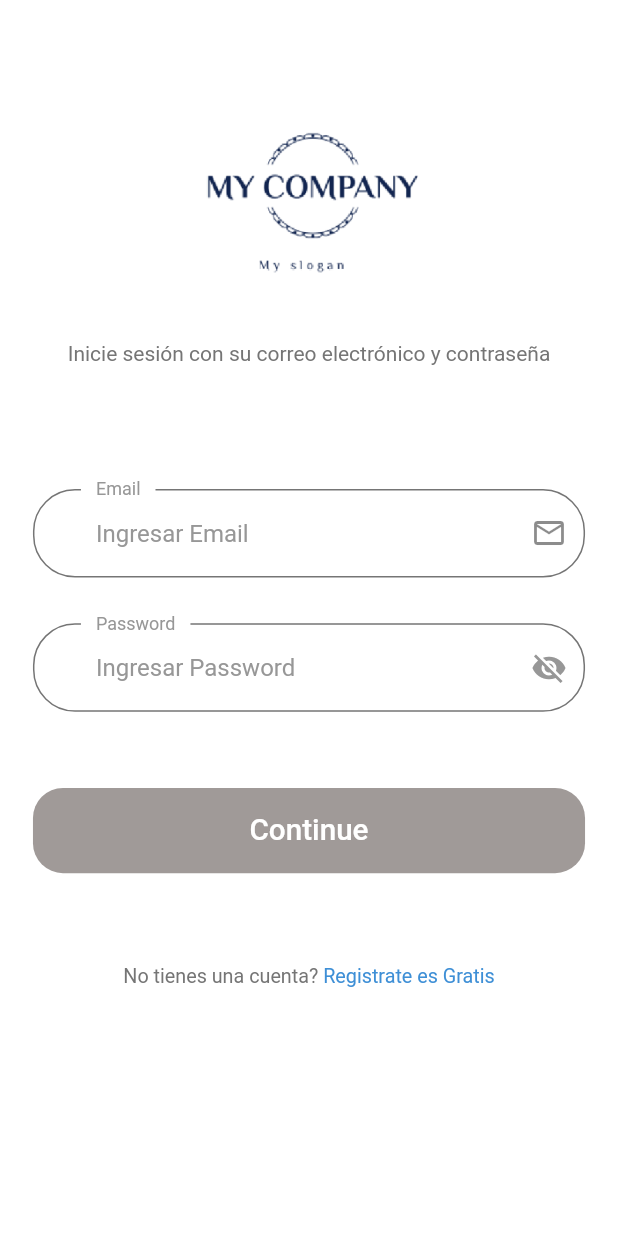
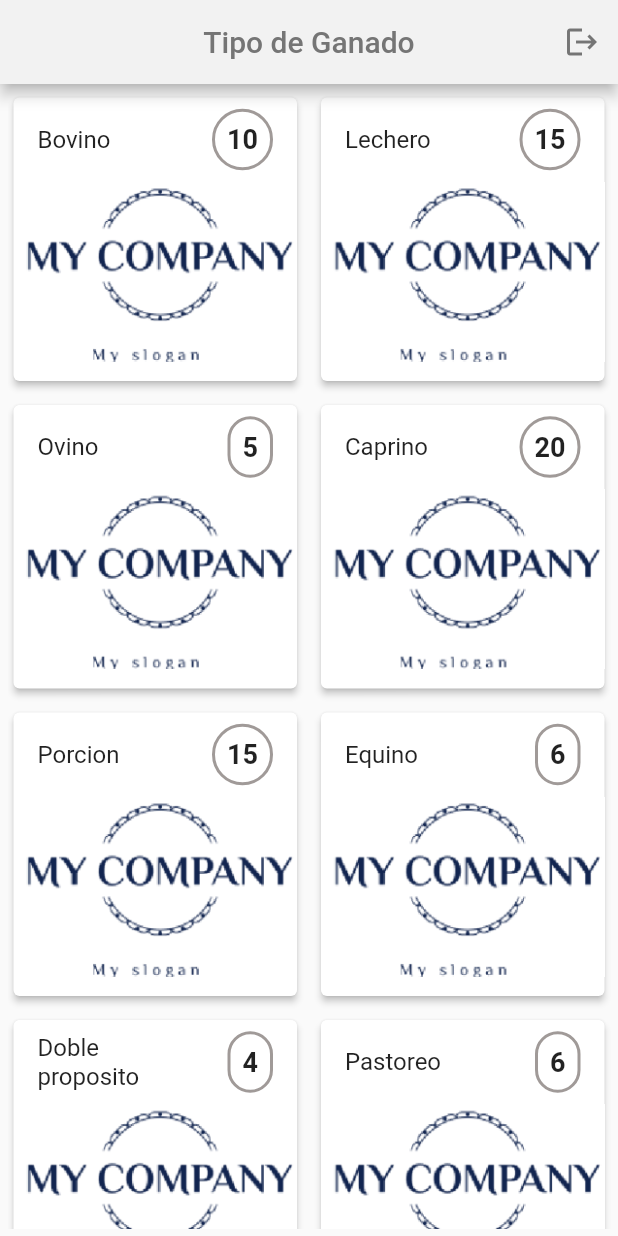
Before and after one commit to enu-44/agropecuaria-flutter-app, a Flutter app: the screen it shows after launch, on a phone screen of 412 x 824 dp. Run offline on Flutter 3.47's test engine with Material 2 defaults, Android fonts, the phone set to English and light mode, and no system bars; our stand-ins replace bloc, equatable, flutter_bloc, flutter_svg, fluttertoast, get_it and 2 more; missing offline and left inert: dart:ffi; Roboto replaces fonts that are missing (Muli).

Commit message:
design stage one , missing form design

```diff
--- a/lib/consts.dart
+++ b/lib/consts.dart
@@ -10,7 +10,7 @@ class Palette {
   static const Color googleColor = Color(0xFFDE4B39);
   static const Color backgroundColor = Color.fromARGB(255, 160, 154, 152);
   static const Color backgroundColorSecondary = Color.fromARGB(255, 62, 143, 214);
-  static const kSecondaryColor = Color(0xFF979797);
+  static const kSecondaryColor = Color.fromARGB(255, 242, 242, 242);
   static const kTextColor = Color(0xFF757575);
 }
 
@@ -42,6 +42,7 @@ class PageConst {
   static const String RegisterPage = "signUpScreen";
   static const String RoutesPage = "routesScreen";
   static const String TaskPage = "TaskScreen";
+  static const String Main = "MainCattleScreen";
 }
 
 class FirebaseConst {
--- /dev/null
+++ b/lib/features/presentation/pages/home/components/card_item.dart
@@ -0,0 +1,63 @@
+
+import 'package:agropecuariosapp/consts.dart';
+import 'package:flutter/material.dart';
+
+class CustomCard extends StatelessWidget {
+  final String title;
+  final int count;
+  final String imageUrl;
+  final VoidCallback onTap;
+
+  const CustomCard({
+    Key? key,
+    required this.title,
+    required this.count,
+    required this.imageUrl,
+    required this.onTap,
+  }) : super(key: key);
+
+  @override
+  Widget build(BuildContext context) {
+    return SizedBox(
+      width: 400,
+      height: 150,
+      child: Card(
+        elevation: 2,
+        child: Column(
+          children: [
+            ListTile(
+              title: Text(title),
+              trailing:  Container(
+                padding: const EdgeInsets.all(8.0),
+                decoration: BoxDecoration(
+                  border: Border.all(
+                    color: Palette.backgroundColor,
+                    width: 2.0,
+                  ),
+                  borderRadius: BorderRadius.circular(50.0), // Radio de la esquina
+                ),
+                child: Text(
+                  count.toString(),
+                  style: const TextStyle(fontSize: 18, fontWeight: FontWeight.bold),
+                ),
+              ),
+            ),
+            GestureDetector(
+              onTap: onTap,
+              child: Container(
+                width: double.infinity,
+                height: 120,
+                decoration: BoxDecoration(
+                  image: DecorationImage(
+                    fit: BoxFit.cover,
+                    image: AssetImage(imageUrl),
+                  ),
+                ),
+              ),
+            ),
+          ],
+        ),
+      ),
+    );
+  }
+}
--- /dev/null
+++ b/lib/features/presentation/pages/home/home_screen.dart
@@ -0,0 +1,65 @@
+import 'package:agropecuariosapp/consts.dart';
+import 'package:agropecuariosapp/features/presentation/pages/home/components/card_item.dart';
+import 'package:agropecuariosapp/features/presentation/widgets/appbar.dart';
+import 'package:flutter/material.dart';
+
+class HomeScreen extends StatefulWidget {
+  const HomeScreen({super.key});
+
+  @override
+  State<HomeScreen> createState() => _HomeScreenState();
+}
+
+class _HomeScreenState extends State<HomeScreen> {
+  final List<Map<String, dynamic>> categories = [
+    {'title': 'Bovino', 'count': 10, 'imageUrl': 'assets/splash/splash1.png'},
+    {'title': 'Lechero', 'count': 15, 'imageUrl': 'assets/splash/splash1.png'},
+    {'title': 'Ovino', 'count': 5, 'imageUrl': 'assets/splash/splash1.png'},
+    {'title': 'Caprino', 'count': 20, 'imageUrl': 'assets/splash/splash1.png'},
+    {'title': 'Porcion', 'count': 15, 'imageUrl': 'assets/splash/splash1.png'},
+    {'title': 'Equino', 'count': 6, 'imageUrl': 'assets/splash/splash1.png'},
+    {
+      'title': 'Doble proposito',
+      'count': 4,
+      'imageUrl': 'assets/splash/splash1.png'
+    },
+    {'title': 'Pastoreo', 'count': 6, 'imageUrl': 'assets/splash/splash1.png'},
+  ];
+
+  @override
+  Widget build(BuildContext context) {
+    return Scaffold(
+      appBar: CustomAppBar(
+        title: 'Tipo de Ganado',
+        onLogoutPressed: () {
+          print('funciona');
+        },
+      ),
+      body: Padding(
+        padding: const EdgeInsets.all(5.0),
+        child: GridView.builder(
+          gridDelegate: const SliverGridDelegateWithFixedCrossAxisCount(
+            crossAxisCount: 2,
+            crossAxisSpacing: 8.0,
+            mainAxisSpacing: 8.0,
+          ),
+          itemCount: categories.length,
+          itemBuilder: (context, index) {
+            return CustomCard(
+              title: categories[index]['title'],
+              count: categories[index]['count'],
+              imageUrl: categories[index]['imageUrl'],
+              onTap: () {
+                  Navigator.pushNamed(
+                    context,
+                    PageConst.Main,
+                    arguments: categories[index]['title'],
+                  );
+              },
+            );
+          },
+        ),
+      ),
+    );
+  }
+}
--- a/lib/features/presentation/pages/splash/splash.dart
+++ b/lib/features/presentation/pages/splash/splash.dart
@@ -1,5 +1,7 @@
 import 'dart:async';
 
+import 'package:agropecuariosapp/features/presentation/pages/home/home_screen.dart';
+import 'package:agropecuariosapp/features/presentation/pages/main/main_screen.dart';
 import 'package:agropecuariosapp/features/presentation/pages/signIn/signin.screen.dart';
 import 'package:flutter/material.dart';
 
@@ -22,7 +24,7 @@ class _SplashWidgetState extends State<SplashWidget> {
       // Navegar a la pantalla principal después de 3 segundos
       Navigator.pushReplacement(
         context,
-        MaterialPageRoute(builder: (context) => const SignInScreen()),
+        MaterialPageRoute(builder: (context) => const HomeScreen()),
       );
     });
   }
--- /dev/null
+++ b/lib/features/presentation/widgets/appbar.dart
@@ -0,0 +1,50 @@
+import 'package:agropecuariosapp/consts.dart';
+import 'package:flutter/material.dart';
+
+class CustomAppBar extends StatelessWidget implements PreferredSizeWidget {
+  final String title;
+  final Color backgroundColor;
+  final TextStyle titleTextStyle;
+  final VoidCallback? onLogoutPressed;
+  final bool showBackButton;
+
+  const CustomAppBar(
+      {Key? key,
+      required this.title,
+      this.backgroundColor = Palette.kSecondaryColor,
+      this.titleTextStyle =
+          const TextStyle(fontSize: 20, color: Palette.kTextColor),
+      this.onLogoutPressed,
+      this.showBackButton = false})
+      : super(key: key);
+
+  @override
+  Widget build(BuildContext context) {
+    return AppBar(
+      title: Text(title, style: titleTextStyle),
+      centerTitle: true,
+      backgroundColor: backgroundColor,
+      leading: showBackButton
+          ? IconButton(
+              icon: const Icon(Icons.arrow_back),
+              color: Palette.kTextColor,
+              onPressed: () {
+                Navigator.of(context)
+                    .pop();
+              },
+            )
+          : null,
+      actions: [
+        if (onLogoutPressed != null)
+          IconButton(
+            color: Palette.kTextColor,
+            icon: const Icon(Icons.logout),
+            onPressed: onLogoutPressed,
+          ),
+      ],
+    );
+  }
+
+  @override
+  Size get preferredSize => const Size.fromHeight(kToolbarHeight);
+}
--- a/lib/main.dart
+++ b/lib/main.dart
@@ -4,6 +4,7 @@ import 'package:agropecuariosapp/features/presentation/cubit/task/edit/edit_cubi
 import 'package:agropecuariosapp/features/presentation/cubit/task/list/list_cubit.dart';
 import 'package:agropecuariosapp/features/presentation/cubit/user/auth/auth_cubit.dart';
 import 'package:agropecuariosapp/features/presentation/cubit/user/credentials/credentials_cubit.dart';
+import 'package:agropecuariosapp/features/presentation/pages/home/home_screen.dart';
 import 'package:agropecuariosapp/features/presentation/pages/main/main_screen.dart';
 import 'package:agropecuariosapp/features/presentation/pages/signIn/signin.screen.dart';
 import 'package:agropecuariosapp/features/presentation/pages/splash/splash.dart';
@@ -41,16 +42,15 @@ class MyApp extends StatelessWidget {
       child: MaterialApp(
       debugShowCheckedModeBanner: false,
       title: 'Flutter Demo',
-      theme: theme(),
       onGenerateRoute: OnGenerateRoute.route,
       initialRoute: "/",
       routes: {
         "/" : (context) {
           return BlocBuilder<AuthCubit, AuthState>(builder: ((context, authstate){
             if (authstate is Authenticated) {
-              return MainScreen(uid: authstate.uid);
+              return MainScreen(uid: 'sadasdasd15154ewqe');
             } else {
-              return const SplashWidget();
+              return const HomeScreen();
             }
           }),);
         }
--- a/lib/theme.dart
+++ b/lib/theme.dart
@@ -42,7 +42,7 @@ TextTheme textTheme() {
 
 AppBarTheme appBarTheme() {
   return AppBarTheme(
-    color: Colors.white,
+    color: Colors.blue,
     elevation: 0,
     iconTheme: IconThemeData(color: Colors.black),
     systemOverlayStyle: SystemUiOverlayStyle.dark,
```
Also changed, not shown: lib/features/presentation/pages/main cattle/components/animal_body_screen.dart (added, +23 -0 lines), lib/features/presentation/pages/main cattle/components/card_animal.dart (added, +109 -0 lines), lib/features/presentation/pages/main cattle/main_animal_screen.dart (added, +98 -0 lines), lib/features/presentation/pages/main/main_screen.dart (+3 -4 lines), lib/on_generate_route.dart (+12 -3 lines).
